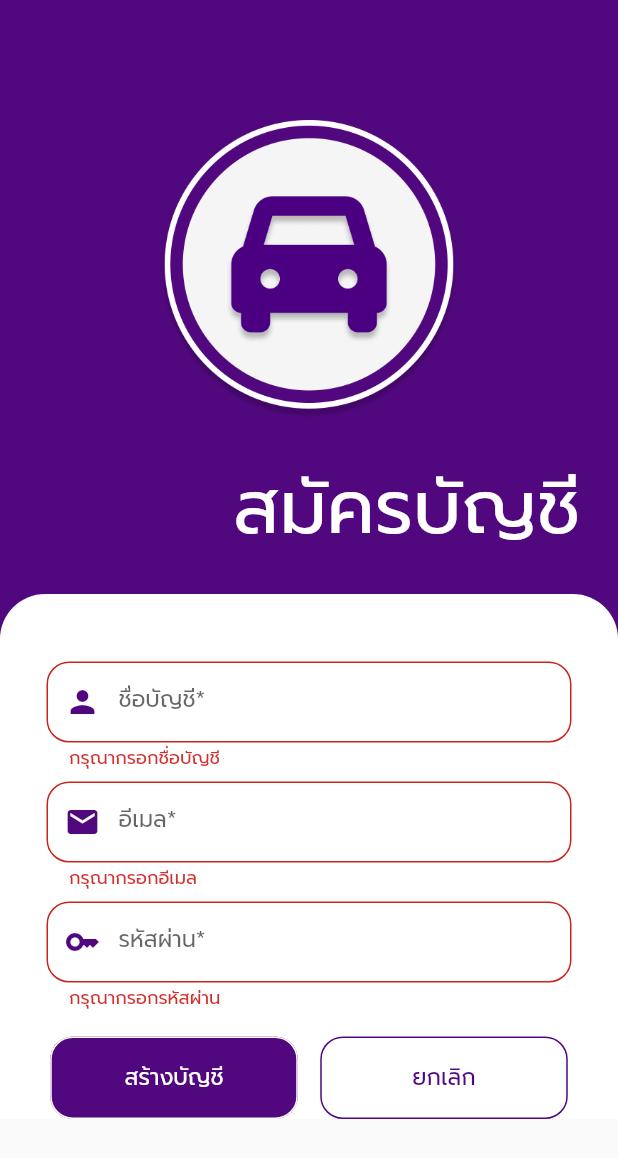
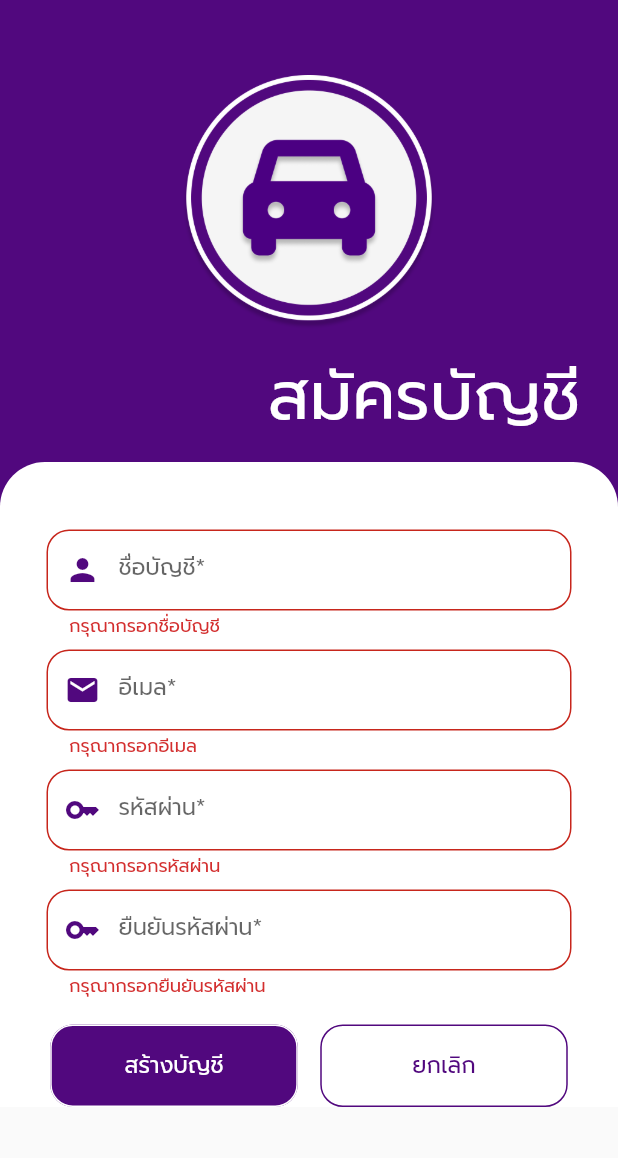
Before and after one commit to Gift-Phutatham/drive-safe, a Flutter app: the SignupScreen screen opened directly, after a tap on "สร้างบัญชี", on a phone screen of 412 x 824 dp. Shown: the top 1158 px of the screen. Run offline on Flutter 3.47's test engine with Material 2 defaults, Android fonts, the phone set to English and light mode, and no system bars; our stand-ins replace cloud_firestore, firebase_auth, firebase_core, flutter_dotenv, google_maps_flutter, pie_chart and 2 more; missing offline and left inert: flutter_polyline_points; accounts and stored records are empty; project files that could hold a hidden picture were left out.

Commit message:
add confirmed password

```diff
--- a/lib/signup_screen.dart
+++ b/lib/signup_screen.dart
@@ -21,10 +21,12 @@ class _SignupScreenState extends State<SignupScreen> {
   String accountNameLabelText = 'ชื่อบัญชี';
   String emailLabelText = 'อีเมล';
   String passwordLabelText = 'รหัสผ่าน';
+  String passwordConfirmedLabelText = 'ยืนยันรหัสผ่าน';
 
   String accountName = '';
   String email = '';
   String password = '';
+  String passwordConfirmed = '';
 
   String error = '';
 
@@ -49,23 +51,23 @@ class _SignupScreenState extends State<SignupScreen> {
           child: Column(
             children: <Widget>[
               const SizedBox(
-                height: 80,
+                height: 50,
               ),
               const Image(
                 image: AssetImage('assets/signup-logo.png'),
-                height: 200,
+                height: 170,
               ),
               const SizedBox(
-                height: 20,
+                height: 10,
               ),
               Container(
                 alignment: Alignment.centerRight,
-                padding: const EdgeInsets.only(right: 25.0, bottom: 20),
+                padding: const EdgeInsets.only(right: 25.0, bottom: 10),
                 child: const Text(
                   "สมัครบัญชี",
                   style: TextStyle(
                     color: Colors.white,
-                    fontSize: 50,
+                    fontSize: 45,
                   ),
                   textAlign: TextAlign.right,
                 ),
@@ -97,6 +99,10 @@ class _SignupScreenState extends State<SignupScreen> {
                         ),
                         getTextFormField(
                           passwordLabelText,
+                          Icons.key,
+                        ),
+                        getTextFormField(
+                          passwordConfirmedLabelText,
                           Icons.key,
                         ),
                         if (error != '')
@@ -177,7 +183,7 @@ class _SignupScreenState extends State<SignupScreen> {
                 const EdgeInsets.symmetric(vertical: 15, horizontal: 15),
             errorStyle: const TextStyle(height: 0.75),
           ),
-          obscureText: labelText == passwordLabelText,
+          obscureText: labelText.contains('รหัสผ่าน'),
           onChanged: (value) {
             if (labelText == accountNameLabelText) {
               accountName = value;
@@ -185,6 +191,8 @@ class _SignupScreenState extends State<SignupScreen> {
               email = value;
             } else if (labelText == passwordLabelText) {
               password = value;
+            } else if (labelText == passwordConfirmedLabelText) {
+              passwordConfirmed = value;
             }
           },
           validator: (String? value) {
@@ -223,7 +231,7 @@ class _SignupScreenState extends State<SignupScreen> {
       onPressed: () async {
         if (validate) {
           if (_formKey.currentState!.validate()) {
-            print('Create user with $email and $password');
+            if (password == passwordConfirmed) {
               try {
                 await _auth.createUserWithEmailAndPassword(
                   email: email,
@@ -245,6 +253,11 @@ class _SignupScreenState extends State<SignupScreen> {
               } on FirebaseAuthException catch (e) {
                 setState(() {
                   error = getMessageFromError(e.code);
+                });
+              }
+            } else {
+              setState(() {
+                error = 'รหัสผ่านไม่ตรงกับยืนยันรหัสผ่าน';
               });
             }
           }
```
Lines whose indentation alone changed are shown as unchanged.
